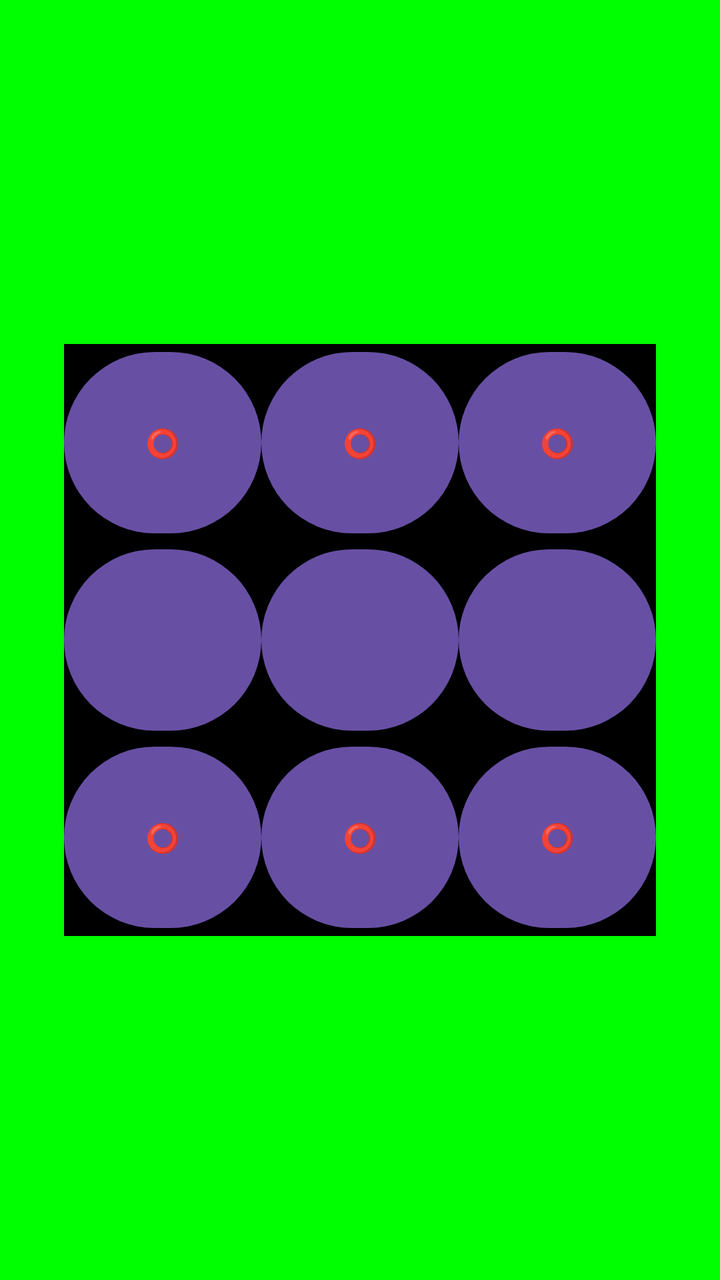
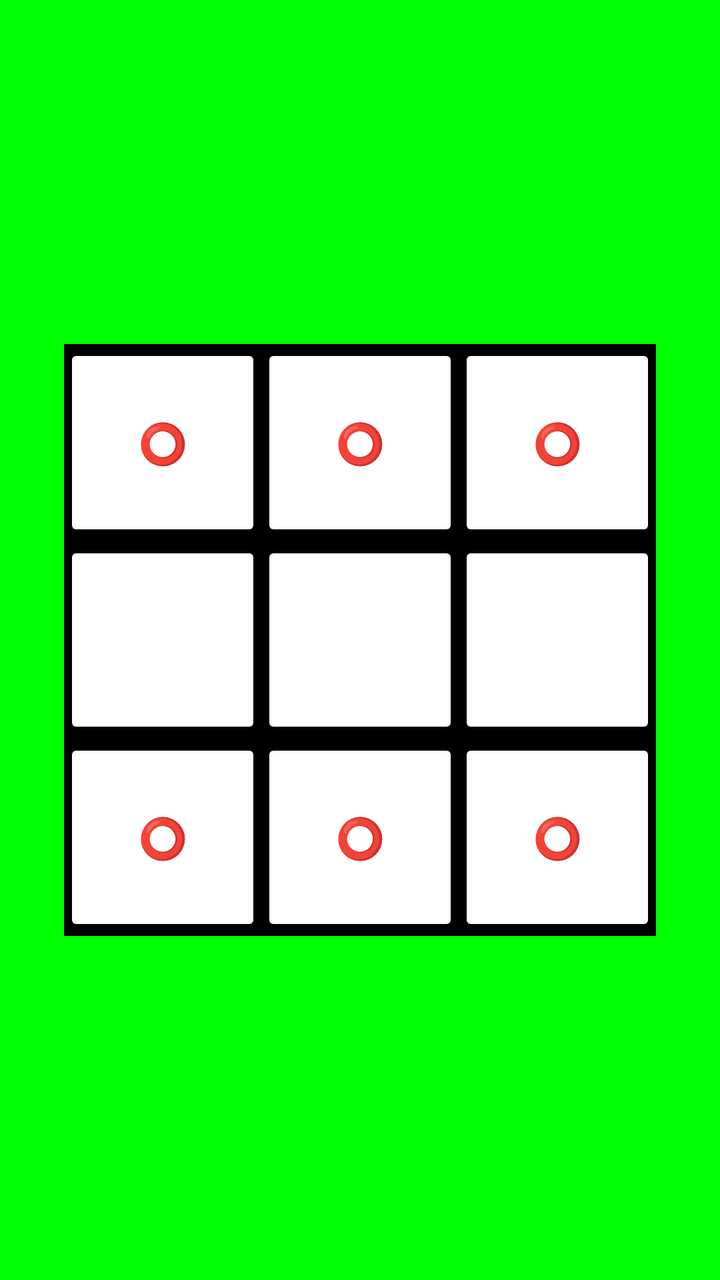

The first picture is an Android layout as it rendered before a commit; the second is the same layout after the commit. The layout source and the unified diff follow.
<!-- AndroidManifest.xml: application theme Theme.Tictactoe2627f -->
<!-- res/layout/game_board.xml -->
<?xml version="1.0" encoding="utf-8"?>
<androidx.constraintlayout.widget.ConstraintLayout xmlns:android="http://schemas.android.com/apk/res/android"
    xmlns:app="http://schemas.android.com/apk/res-auto"
    xmlns:tools="http://schemas.android.com/tools"
    android:layout_width="match_parent"
    android:layout_height="match_parent"
    android:background="#0F0">

    <androidx.constraintlayout.widget.ConstraintLayout
        android:layout_width="0dp"
        android:layout_height="0dp"
        android:layout_marginStart="32dp"
        android:layout_marginTop="32dp"
        android:layout_marginEnd="32dp"
        android:layout_marginBottom="32dp"
        android:background="#000"
        app:layout_constraintBottom_toBottomOf="parent"
        app:layout_constraintDimensionRatio="1:1"
        app:layout_constraintEnd_toEndOf="parent"
        app:layout_constraintStart_toStartOf="parent"
        app:layout_constraintTop_toTopOf="parent">

        <Button
            android:id="@+id/button"
            android:layout_width="0dp"
            android:layout_height="0dp"
            android:text="⭕️"
            app:layout_constraintDimensionRatio="w,1:1"
            app:layout_constraintEnd_toStartOf="@+id/button2"
            app:layout_constraintHorizontal_bias="0.5"
            app:layout_constraintHorizontal_chainStyle="spread_inside"
            app:layout_constraintStart_toStartOf="parent"
            app:layout_constraintTop_toTopOf="parent" />
        <Button
            android:id="@+id/button4"
            android:layout_width="0dp"
            android:layout_height="0dp"
            android:text=""
            app:layout_constraintDimensionRatio="w,1:1"
            app:layout_constraintEnd_toStartOf="@+id/button2"
            app:layout_constraintHorizontal_bias="0.0"
            app:layout_constraintHorizontal_chainStyle="spread_inside"
            app:layout_constraintStart_toStartOf="parent"
            app:layout_constraintTop_toBottomOf="@+id/button" />

        <Button
            android:id="@+id/button9"
            android:layout_width="0dp"
            android:layout_height="0dp"
            android:text="⭕️"
            app:layout_constraintDimensionRatio="w,1:1"
            app:layout_constraintEnd_toStartOf="@+id/button2"
            app:layout_constraintHorizontal_bias="0.0"
            app:layout_constraintHorizontal_chainStyle="spread_inside"
            app:layout_constraintStart_toStartOf="parent"
            app:layout_constraintTop_toBottomOf="@+id/button4" />

        <Button
            android:id="@+id/button2"
            android:layout_width="0dp"
            android:layout_height="0dp"
            android:text="⭕️"
            app:layout_constraintDimensionRatio="w,1:1"
            app:layout_constraintEnd_toStartOf="@+id/button3"
            app:layout_constraintHorizontal_bias="0.5"
            app:layout_constraintStart_toEndOf="@+id/button"
            app:layout_constraintTop_toTopOf="@+id/button" />

        <Button
            android:id="@+id/button5"
            android:layout_width="0dp"
            android:layout_height="0dp"
            android:text=""
            app:layout_constraintDimensionRatio="w,1:1"
            app:layout_constraintEnd_toStartOf="@+id/button3"
            app:layout_constraintHorizontal_bias="0.0"
            app:layout_constraintStart_toEndOf="@+id/button"
            app:layout_constraintTop_toBottomOf="@+id/button" />

        <Button
            android:id="@+id/button8"
            android:layout_width="0dp"
            android:layout_height="0dp"
            android:text="⭕️"
            app:layout_constraintDimensionRatio="w,1:1"
            app:layout_constraintEnd_toStartOf="@+id/button3"
            app:layout_constraintHorizontal_bias="0.0"
            app:layout_constraintStart_toEndOf="@+id/button"
            app:layout_constraintTop_toBottomOf="@+id/button4" />

        <Button
            android:id="@+id/button3"
            android:layout_width="0dp"
            android:layout_height="0dp"
            android:text="⭕️"
            app:layout_constraintDimensionRatio="w,1:1"
            app:layout_constraintEnd_toEndOf="parent"
            app:layout_constraintHorizontal_bias="0.5"
            app:layout_constraintStart_toEndOf="@+id/button2"
            app:layout_constraintTop_toTopOf="@+id/button2" />

        <Button
            android:id="@+id/button6"
            android:layout_width="0dp"
            android:layout_height="0dp"
            android:text=""
            app:layout_constraintDimensionRatio="w,1:1"
            app:layout_constraintEnd_toEndOf="parent"
            app:layout_constraintHorizontal_bias="0.0"
            app:layout_constraintStart_toEndOf="@+id/button2"
            app:layout_constraintTop_toBottomOf="@+id/button2" />

        <Button
            android:id="@+id/button7"
            android:layout_width="0dp"
            android:layout_height="0dp"
            android:text="⭕️"
            app:layout_constraintDimensionRatio="w,1:1"
            app:layout_constraintEnd_toEndOf="parent"
            app:layout_constraintHorizontal_bias="0.0"
            app:layout_constraintStart_toEndOf="@+id/button2"
            app:layout_constraintTop_toBottomOf="@+id/button5" />
    </androidx.constraintlayout.widget.ConstraintLayout>
</androidx.constraintlayout.widget.ConstraintLayout>
<!-- resources referenced by this layout -->
<resources>
  <style name="Theme.Tictactoe2627f" parent="Base.Theme.Tictactoe2627f" />
  <style name="Base.Theme.Tictactoe2627f" parent="Theme.Material3.DayNight.NoActionBar">
          
          
      </style>
</resources>

<!-- the commit's change to res/layout/game_board.xml (unified diff, before → after) -->
@@ -1,7 +1,6 @@
 <?xml version="1.0" encoding="utf-8"?>
 <androidx.constraintlayout.widget.ConstraintLayout xmlns:android="http://schemas.android.com/apk/res/android"
     xmlns:app="http://schemas.android.com/apk/res-auto"
-    xmlns:tools="http://schemas.android.com/tools"
     android:layout_width="match_parent"
     android:layout_height="match_parent"
     android:background="#0F0">
@@ -21,22 +20,20 @@
         app:layout_constraintTop_toTopOf="parent">
 
         <Button
+            style="@style/GameButton"
             android:id="@+id/button"
-            android:layout_width="0dp"
-            android:layout_height="0dp"
             android:text="⭕️"
-            app:layout_constraintDimensionRatio="w,1:1"
+            app:layout_constraintDimensionRatio="1:1"
             app:layout_constraintEnd_toStartOf="@+id/button2"
             app:layout_constraintHorizontal_bias="0.5"
             app:layout_constraintHorizontal_chainStyle="spread_inside"
             app:layout_constraintStart_toStartOf="parent"
             app:layout_constraintTop_toTopOf="parent" />
         <Button
+            style="@style/GameButton"
             android:id="@+id/button4"
-            android:layout_width="0dp"
-            android:layout_height="0dp"
             android:text=""
-            app:layout_constraintDimensionRatio="w,1:1"
+            app:layout_constraintDimensionRatio="1:1"
             app:layout_constraintEnd_toStartOf="@+id/button2"
             app:layout_constraintHorizontal_bias="0.0"
             app:layout_constraintHorizontal_chainStyle="spread_inside"
@@ -44,11 +41,10 @@
             app:layout_constraintTop_toBottomOf="@+id/button" />
 
         <Button
+            style="@style/GameButton"
             android:id="@+id/button9"
-            android:layout_width="0dp"
-            android:layout_height="0dp"
             android:text="⭕️"
-            app:layout_constraintDimensionRatio="w,1:1"
+            app:layout_constraintDimensionRatio="1:1"
             app:layout_constraintEnd_toStartOf="@+id/button2"
             app:layout_constraintHorizontal_bias="0.0"
             app:layout_constraintHorizontal_chainStyle="spread_inside"
@@ -56,66 +52,60 @@
             app:layout_constraintTop_toBottomOf="@+id/button4" />
 
         <Button
+            style="@style/GameButton"
             android:id="@+id/button2"
-            android:layout_width="0dp"
-            android:layout_height="0dp"
             android:text="⭕️"
-            app:layout_constraintDimensionRatio="w,1:1"
+            app:layout_constraintDimensionRatio="1:1"
             app:layout_constraintEnd_toStartOf="@+id/button3"
             app:layout_constraintHorizontal_bias="0.5"
             app:layout_constraintStart_toEndOf="@+id/button"
             app:layout_constraintTop_toTopOf="@+id/button" />
 
         <Button
+            style="@style/GameButton"
             android:id="@+id/button5"
-            android:layout_width="0dp"
-            android:layout_height="0dp"
             android:text=""
-            app:layout_constraintDimensionRatio="w,1:1"
+            app:layout_constraintDimensionRatio="1:1"
             app:layout_constraintEnd_toStartOf="@+id/button3"
             app:layout_constraintHorizontal_bias="0.0"
             app:layout_constraintStart_toEndOf="@+id/button"
             app:layout_constraintTop_toBottomOf="@+id/button" />
 
         <Button
+            style="@style/GameButton"
             android:id="@+id/button8"
-            android:layout_width="0dp"
-            android:layout_height="0dp"
             android:text="⭕️"
-            app:layout_constraintDimensionRatio="w,1:1"
+            app:layout_constraintDimensionRatio="1:1"
             app:layout_constraintEnd_toStartOf="@+id/button3"
             app:layout_constraintHorizontal_bias="0.0"
             app:layout_constraintStart_toEndOf="@+id/button"
             app:layout_constraintTop_toBottomOf="@+id/button4" />
 
         <Button
+            style="@style/GameButton"
             android:id="@+id/button3"
-            android:layout_width="0dp"
-            android:layout_height="0dp"
             android:text="⭕️"
-            app:layout_constraintDimensionRatio="w,1:1"
+            app:layout_constraintDimensionRatio="1:1"
             app:layout_constraintEnd_toEndOf="parent"
             app:layout_constraintHorizontal_bias="0.5"
             app:layout_constraintStart_toEndOf="@+id/button2"
             app:layout_constraintTop_toTopOf="@+id/button2" />
 
         <Button
+            style="@style/GameButton"
             android:id="@+id/button6"
-            android:layout_width="0dp"
-            android:layout_height="0dp"
             android:text=""
-            app:layout_constraintDimensionRatio="w,1:1"
+            app:layout_constraintDimensionRatio="1:1"
             app:layout_constraintEnd_toEndOf="parent"
             app:layout_constraintHorizontal_bias="0.0"
             app:layout_constraintStart_toEndOf="@+id/button2"
             app:layout_constraintTop_toBottomOf="@+id/button2" />
 
         <Button
+            style="@style/GameButton"
             android:id="@+id/button7"
-            android:layout_width="0dp"
-            android:layout_height="0dp"
             android:text="⭕️"
-            app:layout_constraintDimensionRatio="w,1:1"
+            app:layout_constraintDimensionRatio="1:1"
             app:layout_constraintEnd_toEndOf="parent"
             app:layout_constraintHorizontal_bias="0.0"
             app:layout_constraintStart_toEndOf="@+id/button2"
<!-- resource entries referenced after the edit -->
@@ -1,5 +1,12 @@
 <!-- resources referenced by this layout -->
 <resources>
+  <style name="GameButton" parent="@style/Widget.AppCompat.Button">
+          <item name="android:textSize">20sp</item>
+          <item name="android:textColor">#008</item>
+          <item name="android:layout_width">0dp</item>
+          <item name="android:layout_height">0dp</item>
+          <item name="backgroundTint">#FFF</item>
+      </style>
   <style name="Theme.Tictactoe2627f" parent="Base.Theme.Tictactoe2627f" />
   <style name="Base.Theme.Tictactoe2627f" parent="Theme.Material3.DayNight.NoActionBar">
           
